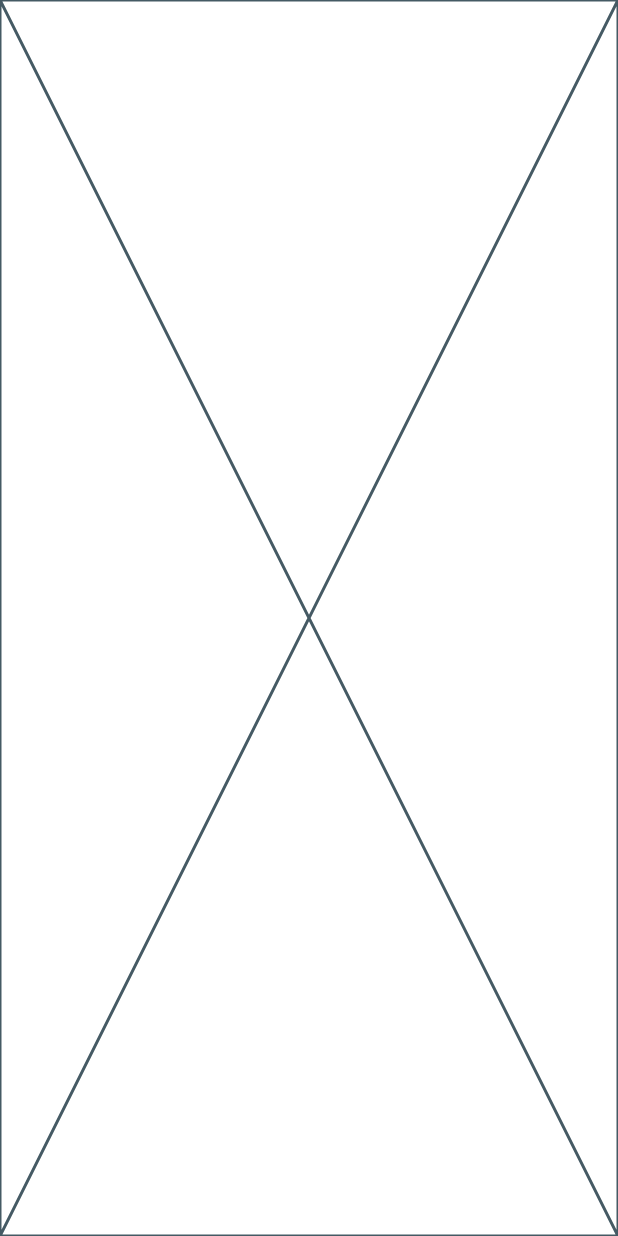
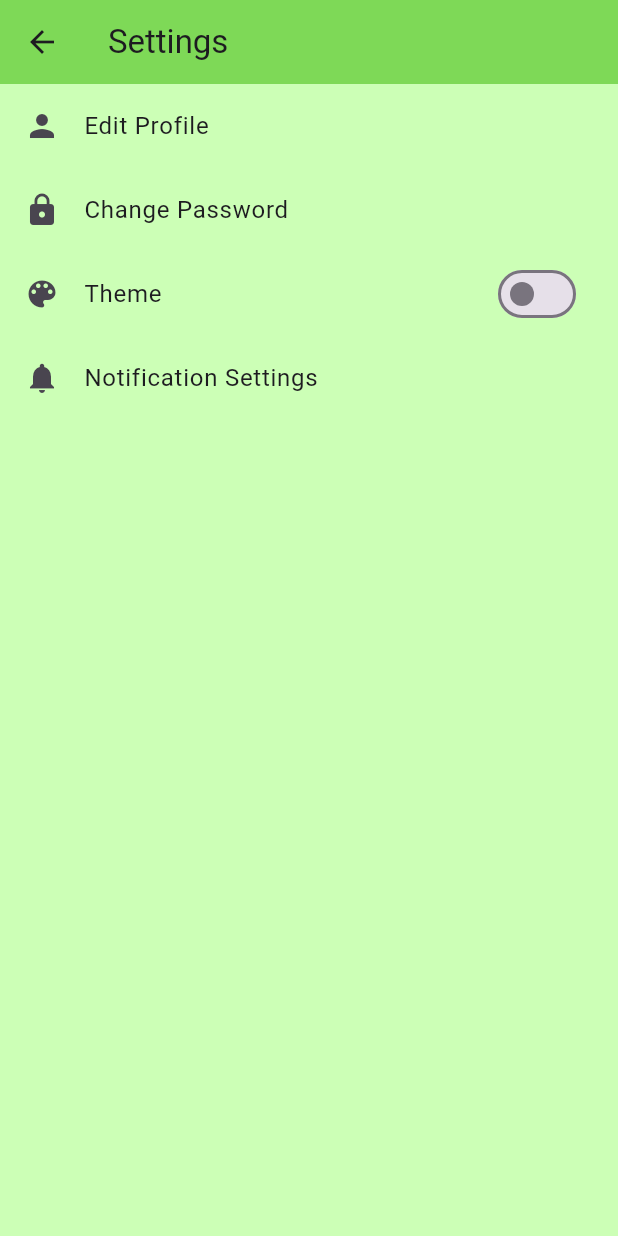
Before and after one commit to shoto87/Nutra-Fit, a Flutter app: the DashboardPage screen opened by its route, after a tap on "Settings", on a phone screen of 412 x 824 dp. Run offline on Flutter 3.47's test engine with Material 3 defaults, Android fonts, the phone set to English and light mode, and no system bars; our stand-ins replace shared_preferences; accounts and stored records are empty; network calls fail.

Commit message:
added toggle theme

```diff
--- a/Nutra-Fit-Frontend/lib/pages/dashboard.dart
+++ b/Nutra-Fit-Frontend/lib/pages/dashboard.dart
@@ -1,6 +1,7 @@
 import 'package:flutter/material.dart';
 import 'package:http/http.dart' as http;
 import 'package:login_flask/pages/diet_menu_screen.dart';
+import 'package:login_flask/pages/settings.dart';
 // for jsonEncode and jsonDecode
 import 'diet_form.dart';
 import 'diet_plan_view.dart';
@@ -197,8 +198,7 @@ class DashboardPage extends StatelessWidget {
                 () {
                   Navigator.push(
                     context,
-                    MaterialPageRoute(
-                        builder: (context) => const SettingsPage()),
+                    MaterialPageRoute(builder: (context) => SettingsScreen()),
                   );
                 },
               ),
--- /dev/null
+++ b/Nutra-Fit-Frontend/lib/pages/settings.dart
@@ -0,0 +1,72 @@
+import 'package:flutter/material.dart';
+import 'package:provider/provider.dart';
+import '../theme/theme_provider.dart'; // Import your ThemeProvider
+
+class SettingsScreen extends StatelessWidget {
+  @override
+  Widget build(BuildContext context) {
+    final themeProvider = Provider.of<ThemeProvider>(context);
+
+    // Define a custom theme for the Settings screen
+    final customTheme = ThemeData(
+      primaryColor: Color(0xFF7ed957), // Custom green for buttons, icons
+      scaffoldBackgroundColor: Color(0xFFccffb6), // Background color
+      appBarTheme: AppBarTheme(
+        color: Color(0xFF7ed957), // Green app bar
+      ),
+      buttonTheme: ButtonThemeData(
+        buttonColor: Color(0xFF7ed957), // Green button color
+      ),
+      textTheme: TextTheme(
+        bodyLarge: TextStyle(color: Colors.black), // Text color
+      ),
+      iconTheme: IconThemeData(
+        color: Color(0xFF7ed957), // Green icons
+      ),
+    );
+
+    return Theme(
+      data: customTheme, // Apply the custom theme
+      child: Scaffold(
+        appBar: AppBar(
+          title: Text('Settings'),
+        ),
+        body: ListView(
+          children: [
+            ListTile(
+              leading: Icon(Icons.person),
+              title: Text('Edit Profile'),
+              onTap: () {
+                // Handle navigation to edit profile
+              },
+            ),
+            ListTile(
+              leading: Icon(Icons.lock),
+              title: Text('Change Password'),
+              onTap: () {
+                // Handle navigation to change password
+              },
+            ),
+            ListTile(
+              leading: Icon(Icons.color_lens),
+              title: Text('Theme'),
+              trailing: Switch(
+                value: themeProvider.isDarkMode, // Current theme state
+                onChanged: (value) {
+                  themeProvider.toggleTheme(); // Toggle the theme
+                },
+              ),
+            ),
+            ListTile(
+              leading: Icon(Icons.notifications),
+              title: Text('Notification Settings'),
+              onTap: () {
+                // Handle navigation to notification settings
+              },
+            ),
+          ],
+        ),
+      ),
+    );
+  }
+}
--- /dev/null
+++ b/Nutra-Fit-Frontend/lib/theme/switch_theme.dart
@@ -0,0 +1,30 @@
+import 'package:flutter/material.dart';
+import 'package:provider/provider.dart';
+import './theme_provider.dart'; // Import your ThemeProvider
+
+class SettingsScreen extends StatelessWidget {
+  @override
+  Widget build(BuildContext context) {
+    final themeProvider = Provider.of<ThemeProvider>(context);
+
+    return Scaffold(
+      appBar: AppBar(
+        title: Text('Settings'),
+      ),
+      body: ListView(
+        children: [
+          SwitchListTile(
+            title: Text('Dark Mode'),
+            value: themeProvider.isDarkMode, // Get the current theme state
+            onChanged: (bool value) {
+              themeProvider
+                  .toggleTheme(); // Call toggleTheme to switch the theme
+            },
+            secondary: Icon(Icons.color_lens),
+          ),
+          // You can add more settings options here
+        ],
+      ),
+    );
+  }
+}
--- a/Nutra-Fit-Frontend/pubspec.yaml
+++ b/Nutra-Fit-Frontend/pubspec.yaml
@@ -33,6 +33,7 @@ dependencies:
   http: ^0.13.3
   shared_preferences: ^2.0.15
   intl: ^0.19.0
+  provider: ^6.1.2
 
   # The following adds the Cupertino Icons font to your application.
   # Use with the CupertinoIcons class for iOS style icons.
```
Also changed, not shown: Nutra-Fit-Frontend/lib/main.dart (+13 -4 lines), Nutra-Fit-Frontend/lib/theme/theme_provider.dart (added, +33 -0 lines), Nutra-Fit-Frontend/pubspec.lock, 1 other file.
